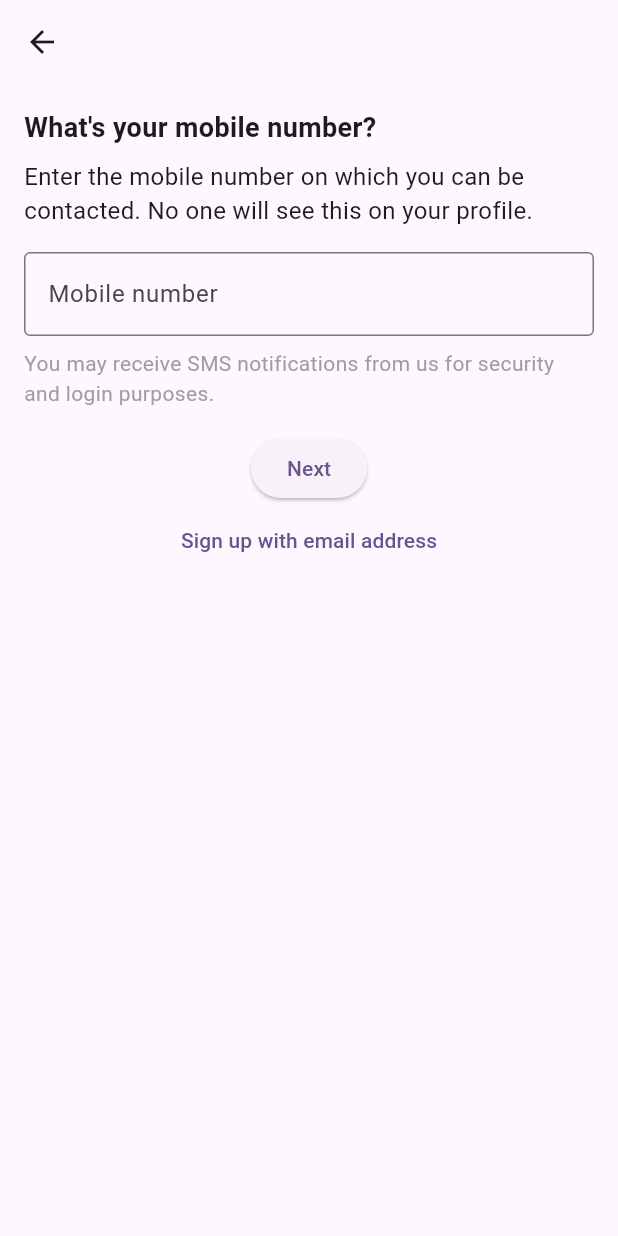
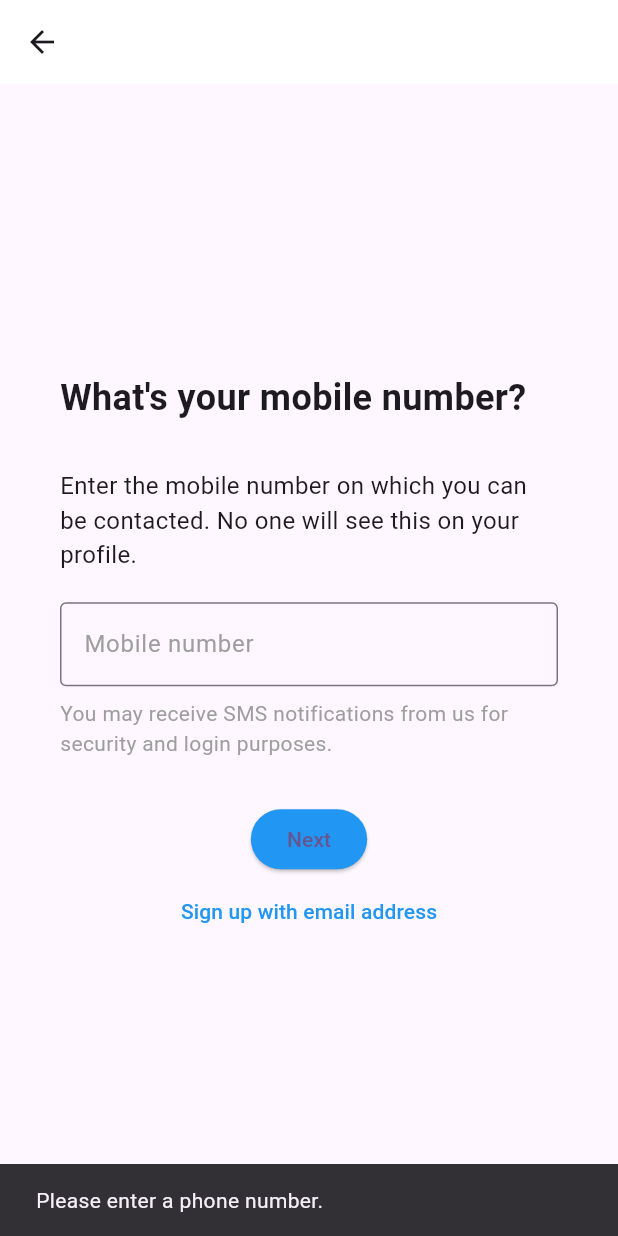
Before and after one commit to AndrewEllen/instagram-clone, a Flutter app: the SignupPage screen opened directly, after a tap on "Next", on a phone screen of 412 x 824 dp. Run offline on Flutter 3.47's test engine with Material 2 defaults, Android fonts, the phone set to English and light mode, and no system bars.

Commit message:
Fixed some app hanging issues and colour scheme

```diff
--- a/lib/pages/UserRegistration/user_registration_page.dart
+++ b/lib/pages/UserRegistration/user_registration_page.dart
@@ -1,25 +1,8 @@
 import 'package:flutter/material.dart';
-import 'package:instagram_clone/pages/Login/user_login_page.dart';
-
-void main() => runApp(const MyApp());
-
-class MyApp extends StatelessWidget {
-  const MyApp({super.key});
-
-  @override
-  Widget build(BuildContext context) {
-    return MaterialApp(
-      title: 'Instagram Signup',
-      theme: ThemeData(
-        primarySwatch: Colors.blue,
-      ),
-      home: const SignupPage(),
-    );
-  }
-}
+import 'user_registration_confirmation_page.dart';
 
 class SignupPage extends StatefulWidget {
-  const SignupPage({super.key});
+  const SignupPage({Key? key}) : super(key: key);
 
   @override
   SignupPageState createState() => SignupPageState();
@@ -29,44 +12,68 @@ class SignupPageState extends State<SignupPage> {
   final _phoneNumberController = TextEditingController();
 
   @override
+  void dispose() {
+    _phoneNumberController.dispose();
+    super.dispose();
+  }
+
+  void _navigateToEnterConfirmationPage(BuildContext context) {
+    String phoneNumber = _phoneNumberController.text;
+    if (phoneNumber.isEmpty) {
+      ScaffoldMessenger.of(context).showSnackBar(
+        const SnackBar(
+          content: Text('Please enter a phone number.'),
+        ),
+      );
+    } else {
+      Navigator.pushReplacement(
+        context,
+        MaterialPageRoute(
+          builder: (context) => EnterConfirmationPage(phoneNumber: phoneNumber),
+        ),
+      );
+    }
+  }
+
+  @override
   Widget build(BuildContext context) {
     return Scaffold(
       appBar: AppBar(
         leading: IconButton(
           icon: const Icon(Icons.arrow_back),
           onPressed: () {
-            Navigator.push(
-              context,
-              MaterialPageRoute(builder: (context) => const LoginPage()),
-            );
+            Navigator.pop(context);
           },
         ),
+        backgroundColor: Colors.white,
       ),
-      body: Padding(
-        padding: const EdgeInsets.all(16.0),
+      body: Container(
+        padding: const EdgeInsets.all(40.0),
         child: Column(
+          mainAxisAlignment: MainAxisAlignment.center,
           crossAxisAlignment: CrossAxisAlignment.start,
           children: <Widget>[
             const Text(
               "What's your mobile number?",
               style: TextStyle(
-                fontSize: 18,
+                fontSize: 24.0,
                 fontWeight: FontWeight.bold,
               ),
             ),
-            const SizedBox(height: 8),
+            const SizedBox(height: 30.0),
             const Text(
               "Enter the mobile number on which you can be contacted. No one will see this on your profile.",
               style: TextStyle(
                 fontSize: 16,
               ),
             ),
-            const SizedBox(height: 16),
+            const SizedBox(height: 20.0),
             TextField(
               controller: _phoneNumberController,
               keyboardType: TextInputType.phone,
               decoration: const InputDecoration(
                 labelText: "Mobile number",
+                labelStyle: TextStyle(color: Colors.grey),
                 border: OutlineInputBorder(),
               ),
             ),
@@ -78,13 +85,14 @@ class SignupPageState extends State<SignupPage> {
                 color: Colors.grey,
               ),
             ),
-            const SizedBox(height: 16),
+            const SizedBox(height: 30.0),
             Center(
               child: ElevatedButton(
-                onPressed: () {
-                  // TODO: Add functionality here
-                },
+                onPressed: () => _navigateToEnterConfirmationPage(context),
                 child: const Text("Next"),
+                style: ButtonStyle(
+                  backgroundColor: MaterialStateProperty.all(Colors.blue),
+                ),
               ),
             ),
             Center(
@@ -92,6 +100,9 @@ class SignupPageState extends State<SignupPage> {
                 onPressed: () {
                   // TODO: Add Functionality
                 },
+                style: ButtonStyle(
+                  foregroundColor: MaterialStateProperty.all(Colors.blue),
+                ),
                 child: const Text("Sign up with email address"),
               ),
             ),
```
